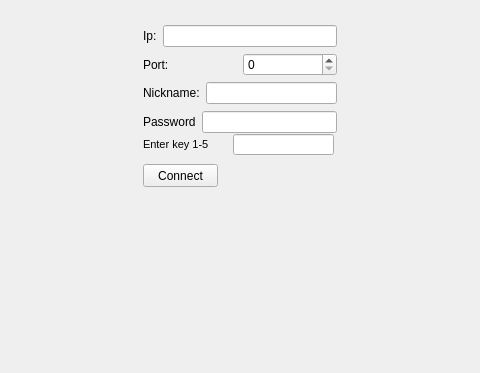
Qt form Chat/chat.ui (exet18/LocalChat) before a commit; both pictures show x 177 to 657 and y 216 to 589 of the 850 by 589 pixel window.
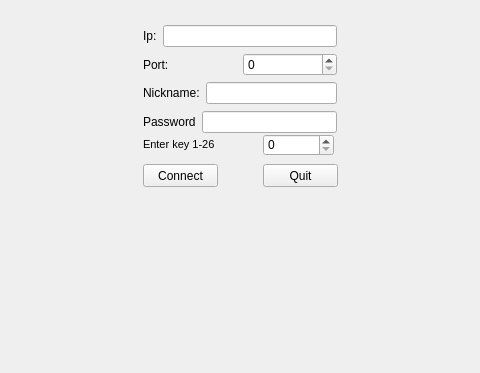
The same form after that commit.

```diff
--- a/Chat/chat.ui
+++ b/Chat/chat.ui
@@ -112,19 +112,6 @@
        </item>
       </layout>
      </widget>
-     <widget class="QLineEdit" name="key_input">
-      <property name="geometry">
-       <rect>
-        <x>300</x>
-        <y>260</y>
-        <width>101</width>
-        <height>21</height>
-       </rect>
-      </property>
-      <property name="maxLength">
-       <number>1</number>
-      </property>
-     </widget>
      <widget class="QLabel" name="label_4">
       <property name="geometry">
        <rect>
@@ -140,7 +127,30 @@
        </font>
       </property>
       <property name="text">
-       <string>Enter key 1-5</string>
+       <string>Enter key 1-26</string>
+      </property>
+     </widget>
+     <widget class="QPushButton" name="Quit">
+      <property name="geometry">
+       <rect>
+        <x>330</x>
+        <y>290</y>
+        <width>75</width>
+        <height>23</height>
+       </rect>
+      </property>
+      <property name="text">
+       <string>Quit</string>
+      </property>
+     </widget>
+     <widget class="QSpinBox" name="key_input">
+      <property name="geometry">
+       <rect>
+        <x>330</x>
+        <y>260</y>
+        <width>71</width>
+        <height>22</height>
+       </rect>
       </property>
      </widget>
     </widget>
```
Left out of the diff: 2 changed lines with no effect on the pictures.
